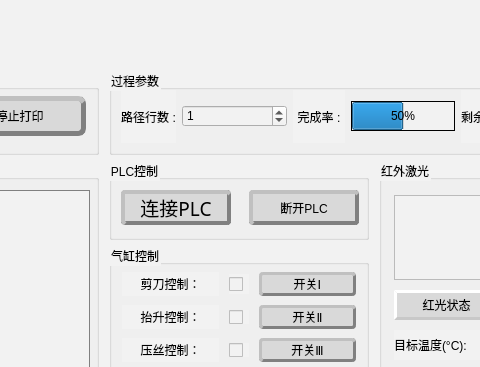
Above: src/ui/Interface4600_window.ui from alquariel/xiyuan before the change; both pictures show x 522 to 1002 and y 0 to 367 of the 1197 by 741 pixel window. Below: the same form after it.
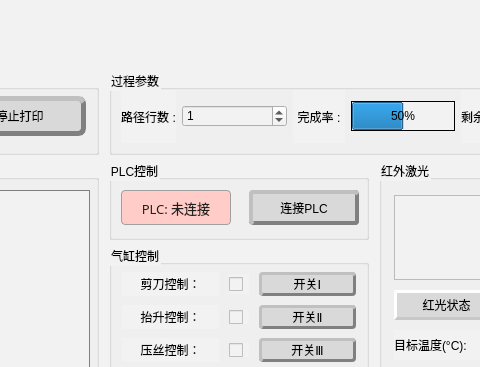
That is the form after the change. Icons and pictures are not drawn.

Commit message: chore：PLC连接加自动重连

The edit to the form file:
```diff
--- a/src/ui/Interface4600_window.ui
+++ b/src/ui/Interface4600_window.ui
@@ -1849,7 +1849,7 @@
         <property name="title">
          <string>PLC控制</string>
         </property>
-        <widget class="QPushButton" name="ConnectionPLCButton">
+        <widget class="QLabel" name="plc_state_label">
          <property name="geometry">
           <rect>
            <x>12</x>
@@ -1858,28 +1858,10 @@
            <height>35</height>
           </rect>
          </property>
-         <property name="sizePolicy">
-          <sizepolicy hsizetype="Minimum" vsizetype="Fixed">
-           <horstretch>0</horstretch>
-           <verstretch>0</verstretch>
-          </sizepolicy>
-         </property>
-         <property name="minimumSize">
-          <size>
-           <width>110</width>
-           <height>35</height>
-          </size>
-         </property>
-         <property name="maximumSize">
-          <size>
-           <width>110</width>
-           <height>35</height>
-          </size>
-         </property>
          <property name="font">
           <font>
            <family>微软雅黑</family>
-           <pointsize>14</pointsize>
+           <pointsize>10</pointsize>
            <weight>50</weight>
            <italic>false</italic>
            <bold>false</bold>
@@ -1889,21 +1871,18 @@
           <cursorShape>PointingHandCursor</cursorShape>
          </property>
          <property name="styleSheet">
-          <string notr="true">QPushButton{
-background-color: rgb(217, 217, 217);
-color: rgb(0,0,0);  
+          <string notr="true">QLabel{
+background-color: rgb(255, 204, 199);
+color: rgb(32, 32, 32);
 border-radius:4px;
-border:4px outset gray;
-}
-QPushButton::hover{
-background-color: rgb(200, 200, 200);
-color: rgb(0,0,0);  
-border-radius:4px;
-border:4px groove gray;
+border:1px solid rgb(160, 160, 160);
 }</string>
          </property>
          <property name="text">
-          <string>连接PLC</string>
+          <string>PLC: 未连接</string>
+         </property>
+         <property name="alignment">
+          <set>Qt::AlignCenter</set>
          </property>
         </widget>
         <widget class="QPushButton" name="DisconnectPLCButton">
@@ -1933,7 +1912,7 @@
 }</string>
          </property>
          <property name="text">
-          <string>断开PLC</string>
+          <string>连接PLC</string>
          </property>
         </widget>
        </widget>
```
Left out of the diff: 3 changed lines with no effect on the pictures. The commit also changes 7 other files.
